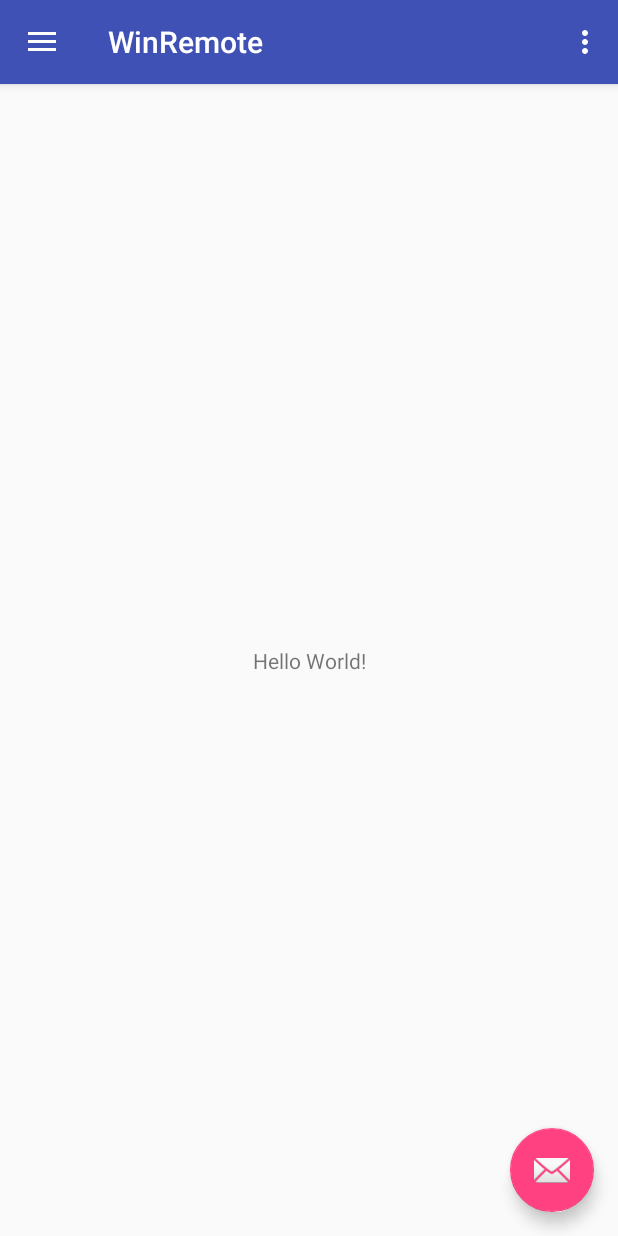
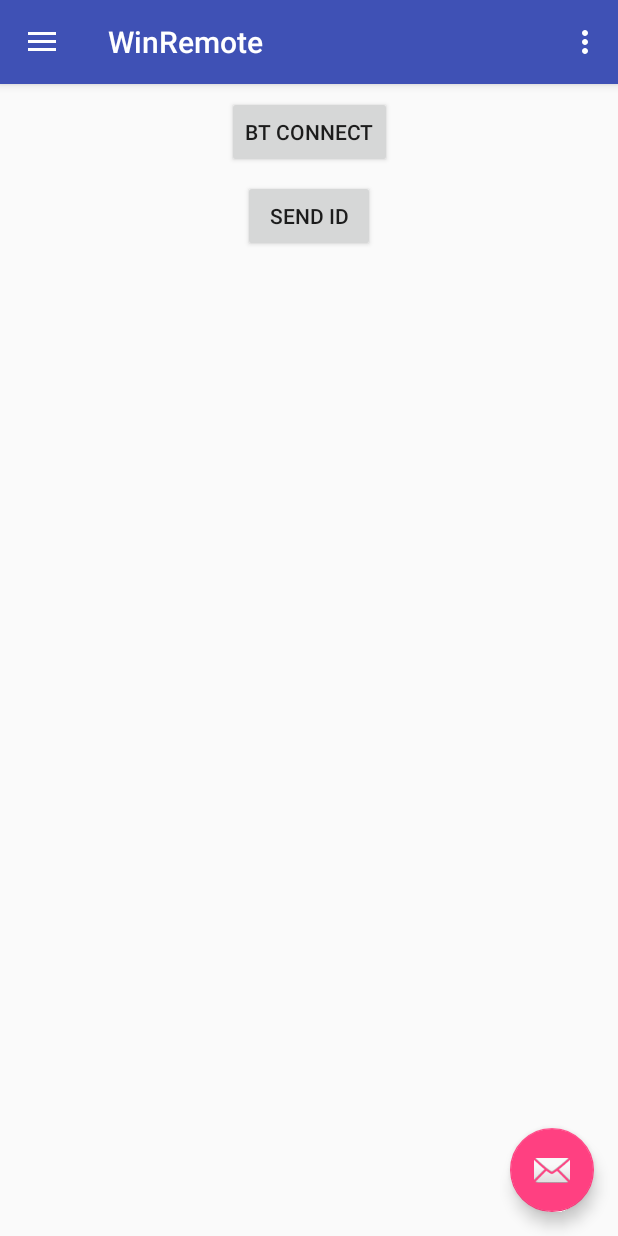
Before and after one commit to aknobloch/WinRemote, an Android app: the screen it shows after launch (MainInterface), on a phone screen of 412 x 824 dp. Run offline under Robolectric (Android 15) with nearby library versions, the light colour scheme and no system bars.

Commit message:
Android bluetooth client

```diff
--- /dev/null
+++ b/WinRemote/app/src/main/java/com/disabledtech/winremote/IServerConnectionListener.java
@@ -0,0 +1,9 @@
+package com.disabledtech.winremote;
+
+import android.bluetooth.BluetoothSocket;
+
+public interface IServerConnectionListener {
+
+    public void serverConnected(BluetoothSocket connectedSocket);
+
+}
--- a/WinRemote/app/src/main/res/layout/content_main_interface.xml
+++ b/WinRemote/app/src/main/res/layout/content_main_interface.xml
@@ -8,13 +8,31 @@
     tools:context="com.disabledtech.winremote.MainInterface"
     tools:showIn="@layout/app_bar_main_interface">
 
-    <TextView
+    <Button
+        android:id="@+id/connect"
         android:layout_width="wrap_content"
         android:layout_height="wrap_content"
-        android:text="Hello World!"
-        app:layout_constraintBottom_toBottomOf="parent"
+        android:layout_marginLeft="8dp"
+        android:layout_marginRight="8dp"
+        android:layout_marginTop="8dp"
+        android:onClick="onClick"
+        android:text="BT Connect"
+        app:layout_constraintHorizontal_bias="0.501"
         app:layout_constraintLeft_toLeftOf="parent"
         app:layout_constraintRight_toRightOf="parent"
         app:layout_constraintTop_toTopOf="parent" />
 
+    <Button
+        android:id="@+id/send_data"
+        android:layout_width="wrap_content"
+        android:layout_height="wrap_content"
+        android:layout_marginLeft="8dp"
+        android:layout_marginRight="8dp"
+        android:layout_marginTop="8dp"
+        android:onClick="onClick"
+        android:text="Send ID"
+        app:layout_constraintLeft_toLeftOf="parent"
+        app:layout_constraintRight_toRightOf="parent"
+        app:layout_constraintTop_toBottomOf="@+id/connect" />
+
 </android.support.constraint.ConstraintLayout>
```
Also changed, not shown: WinRemote/app/build.gradle (+4 -4 lines), WinRemote/app/src/main/AndroidManifest.xml (+12 -0 lines), WinRemote/app/src/main/java/com/disabledtech/winremote/BTConnectionClient.java (added, +160 -0 lines), WinRemote/app/src/main/java/com/disabledtech/winremote/MainInterface.java (+90 -2 lines), WinRemote/app/src/main/java/com/disabledtech/winremote/ServerNotBondedException.java (added, +9 -0 lines).
